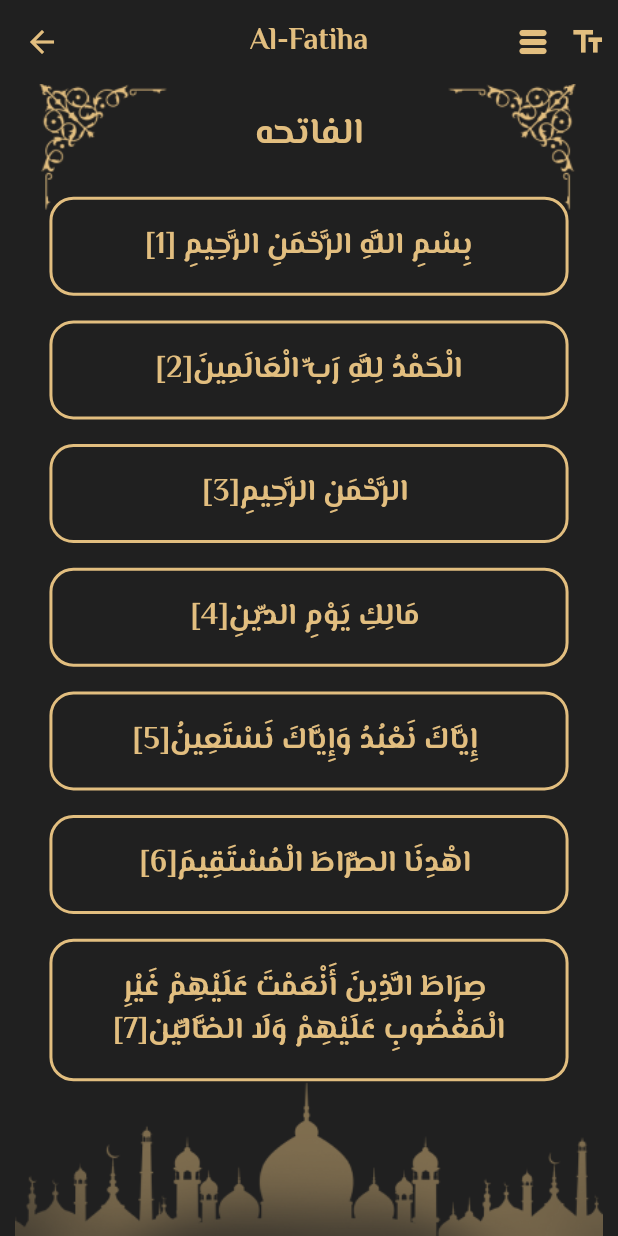
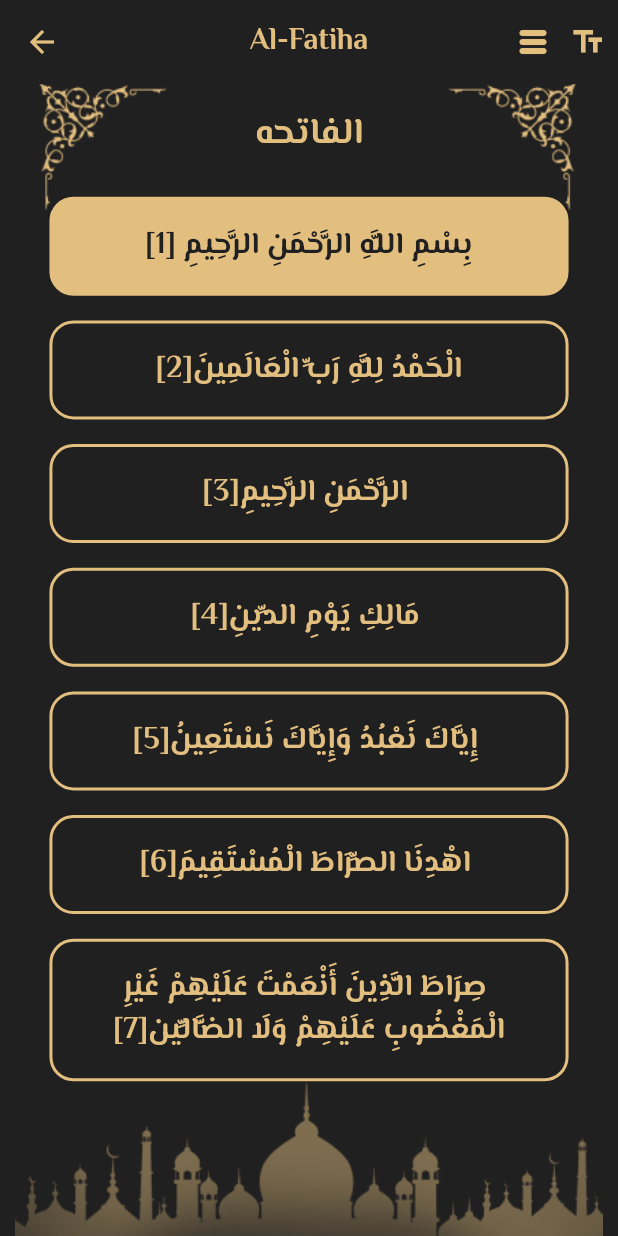
Before and after one commit to MaiOthman/Islami_Project_Flutter, a Flutter app: the HomeScreen screen opened by its route, after a tap on an icon or button, on a phone screen of 412 x 824 dp. Run offline on Flutter 3.47's test engine with Material 3 defaults, Android fonts, the light colour scheme and no system bars; our stand-ins replace google_fonts, introduction_screen.

Commit message:
Changed the backgroundColor of the verses when the Icon in Quran Screen isClicked.

```diff
--- a/lib/ui/Screens/home/taps/quran/sura_content_column.dart
+++ b/lib/ui/Screens/home/taps/quran/sura_content_column.dart
@@ -7,10 +7,17 @@ import '../../../../../utilis/app_assets.dart';
 import '../../../../../utilis/app_colors.dart';
 import '../../../../../utilis/app_styles.dart';
 
-class SuraContentColumn extends StatelessWidget{
+class SuraContentColumn extends StatefulWidget{
   List<String> suraList;
   int index;
 SuraContentColumn({required this.suraList, required this.index});
+
+  @override
+  State<SuraContentColumn> createState() => _SuraContentColumnState();
+}
+
+class _SuraContentColumnState extends State<SuraContentColumn> {
+  int selectedIndex = 0 ;
   @override
   Widget build(BuildContext context) {
     double sHeight = MediaQuery.of(context).size.height;
@@ -20,29 +27,30 @@ SuraContentColumn({required this.suraList, required this.index});
       children: [Image.asset(AppAssets.frame),
         Column(children: [Padding(
           padding: EdgeInsets.symmetric(vertical: sHeight* 0.02),
-          child: Text(QuranResources.arabicQuranSurasList[index], style: AppStyles.Bold24Primary,),
+          child: Text(QuranResources.arabicQuranSurasList[widget.index], style: AppStyles.Bold24Primary,),
         ),
-          suraList.isEmpty? Center(child: CircularProgressIndicator(color: AppColors.primaryColor,)):
+          widget.suraList.isEmpty? Center(child: CircularProgressIndicator(color: AppColors.primaryColor,)):
           Expanded(
             child: ListView.separated(
                 itemBuilder: (context, index)=>
-
-                    Container(
+                    InkWell(child:Container(
                       margin: EdgeInsetsGeometry.symmetric(horizontal: sWidth*0.08, vertical: sHeight*0.01),
                       padding: EdgeInsetsGeometry.symmetric(horizontal: sWidth*0.02,vertical: sHeight* 0.02),
-                  decoration: BoxDecoration(border: BoxBorder.all(color: AppColors.primaryColor, width: 2),
+                      decoration: BoxDecoration(
+                        color: selectedIndex == index? AppColors.primaryColor: AppColors.blackColor,
+                          border: BoxBorder.all(color: AppColors.primaryColor, width: 2),
 
-                      borderRadius: BorderRadius.circular(16)),
-                child:Text(suraList[index] + '[${index+1}] ', style: AppStyles.Bold20Primary, textDirection: TextDirection.rtl, textAlign: TextAlign.center,),
-
-                ),
+                          borderRadius: BorderRadius.circular(16)),
+                      child:Text('${widget.suraList[index]}[${index+1}] ', style: selectedIndex == index? AppStyles.Bold20Black:AppStyles.Bold20Primary, textDirection: TextDirection.rtl, textAlign: TextAlign.center,),
+                    ),
+                    onTap: (){setState(() {selectedIndex = index; });},
+                    ),
                 separatorBuilder: (context, index)=>SizedBox(),
-                itemCount: suraList.length)
+                itemCount: widget.suraList.length)
           ), SizedBox(height: sHeight * 0.12)
         ],)
 
       ],
     );
   }
-
 }
--- a/lib/ui/Screens/home/taps/quran/sura_details.dart
+++ b/lib/ui/Screens/home/taps/quran/sura_details.dart
@@ -25,7 +25,7 @@ class _SuraDetailsState extends State<SuraDetails> {
     int index2 = ModalRoute.of(context)?.settings.arguments as int;
     if(verses.isEmpty) loadSoraFile(index2);
     return Scaffold(
-      appBar: AppBar(leading: Icon(Icons.arrow_back, color: AppColors.primaryColor,)
+      appBar: AppBar(leading: InkWell(child:Icon(Icons.arrow_back, color: AppColors.primaryColor) , onTap: (){Navigator.of(context).pop();},)
         ,title: Text(QuranResources.englishQuranSurasList[index2], style: AppStyles.Bold20Primary,
         ), centerTitle: true, backgroundColor: AppColors.blackColor,
       actions: [InkWell(child: Icon(Icons.table_rows_rounded, color: AppColors.primaryColor)
--- a/lib/utilis/app_styles.dart
+++ b/lib/utilis/app_styles.dart
@@ -18,6 +18,9 @@ class AppStyles{
   static final TextStyle Bold20Primary = GoogleFonts.elMessiri(
     color: AppColors.primaryColor, fontWeight: FontWeight.w700, fontSize: 20,
   );
+  static final TextStyle Bold20Black = GoogleFonts.elMessiri(
+    color: AppColors.blackColor, fontWeight: FontWeight.w700, fontSize: 20,
+  );
   static final TextStyle Bold24Primary = GoogleFonts.elMessiri(
     color: AppColors.primaryColor, fontWeight: FontWeight.w700, fontSize: 24,
   );
```
